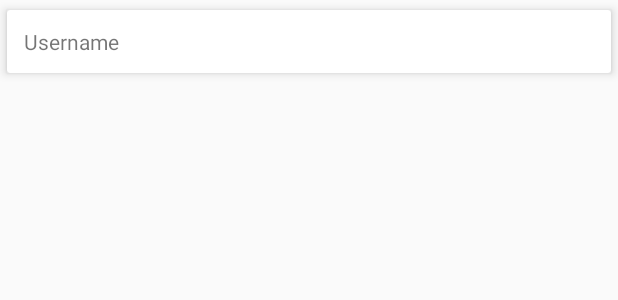
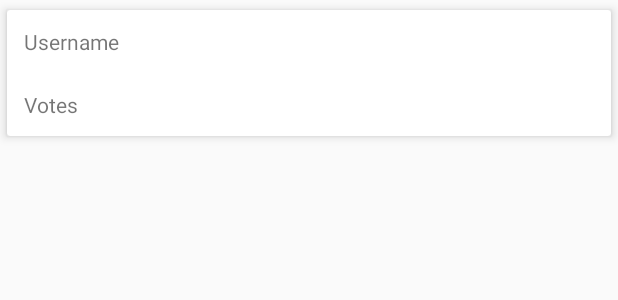
Before and after one commit to taqiabdulaziz/hacktivoverflow-android, an Android app: the layout item.xml on its own in the app's theme, with its tools: preview values and no code run, on a phone screen of 412 x 824 dp. Shown: the top 300 px of the screen. Run offline under Robolectric (Android 15) with nearby library versions, the phone set to English and light mode, and no system bars; network calls fail.

Commit message:
get votes count

```diff
--- a/app/src/main/res/layout/item.xml
+++ b/app/src/main/res/layout/item.xml
@@ -5,10 +5,22 @@
     card_view:cardUseCompatPadding="true"
     card_view:cardElevation="4dp"
     xmlns:android="http://schemas.android.com/apk/res/android">
-    <TextView
-        android:id="@+id/tvTitle"
-        android:layout_margin="5pt"
+
+    <LinearLayout
         android:layout_width="match_parent"
-        android:layout_height="wrap_content"
-        android:text="Username"/>
+        android:layout_height="match_parent"
+        android:orientation="vertical">
+        <TextView
+            android:id="@+id/tvTitle"
+            android:layout_margin="5pt"
+            android:layout_width="match_parent"
+            android:layout_height="wrap_content"
+            android:text="Username"/>
+        <TextView
+            android:id="@+id/tvVotes"
+            android:layout_width="wrap_content"
+            android:layout_height="wrap_content"
+            android:layout_margin="5pt"
+            android:text="Votes"/>
+    </LinearLayout>
 </android.support.v7.widget.CardView>
```
Also changed, not shown: app/src/main/java/com/example/overflow/MainActivity.java (+7 -2 lines), app/src/main/java/com/example/overflow/RecyclerViewAdapter.java (+19 -25 lines).
